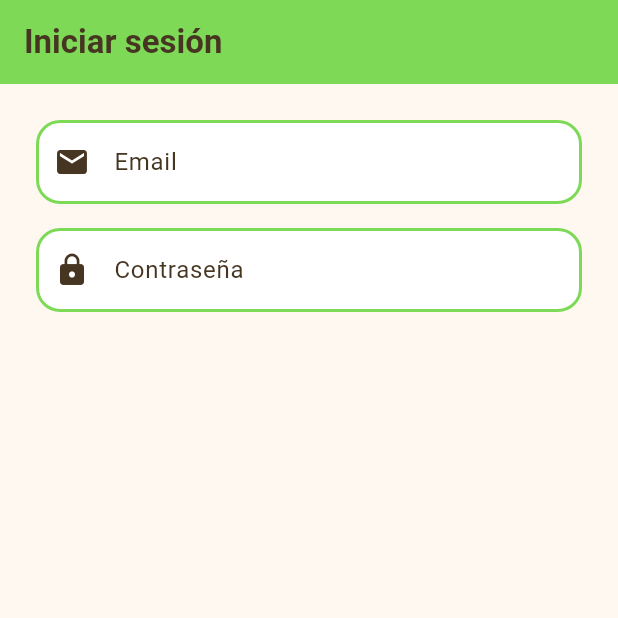
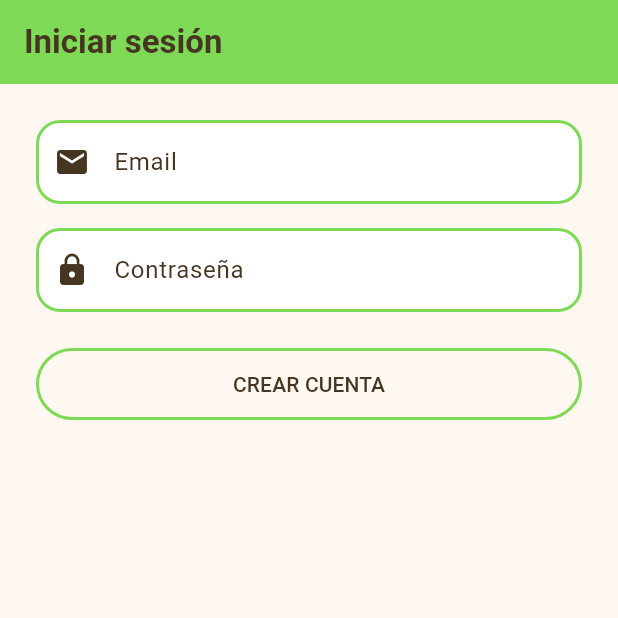
Before and after one commit to usr0852-sar/PGL-P2-MyPortfolio, a Flutter app: the screen it shows after launch, on a phone screen of 412 x 824 dp, the top half of it. Run offline on Flutter 3.47's test engine with Material 3 defaults, Android fonts, the phone set to English and light mode, and no system bars; our stand-ins replace go_router, qr_flutter.

Commit message:
Botón para ir al registro desde el login

```diff
--- a/lib/widgets/login_screen.dart
+++ b/lib/widgets/login_screen.dart
@@ -1,4 +1,5 @@
 import 'package:flutter/material.dart';
+import 'package:go_router/go_router.dart';
 
 class LoginScreen extends StatefulWidget {
   const LoginScreen({super.key});
@@ -64,6 +65,20 @@ class _LoginScreenState extends State<LoginScreen> {
               obscureText: true,
               decoration: _decoracion('Contraseña', Icons.lock),
             ),
+                        const SizedBox(height: 24),
+            SizedBox(
+              width: double.infinity,
+              child: OutlinedButton(
+                onPressed: () => context.push('/register'),
+                style: OutlinedButton.styleFrom(
+                  foregroundColor: const Color(0xFF463521),
+                  side: const BorderSide(color: Color(0xFF7ED957), width: 2),
+                  shape: const StadiumBorder(),
+                  padding: const EdgeInsets.symmetric(vertical: 14),
+                ),
+                child: const Text('CREAR CUENTA'),
+              ),
+            ),
           ],
         ),
       ),
```
